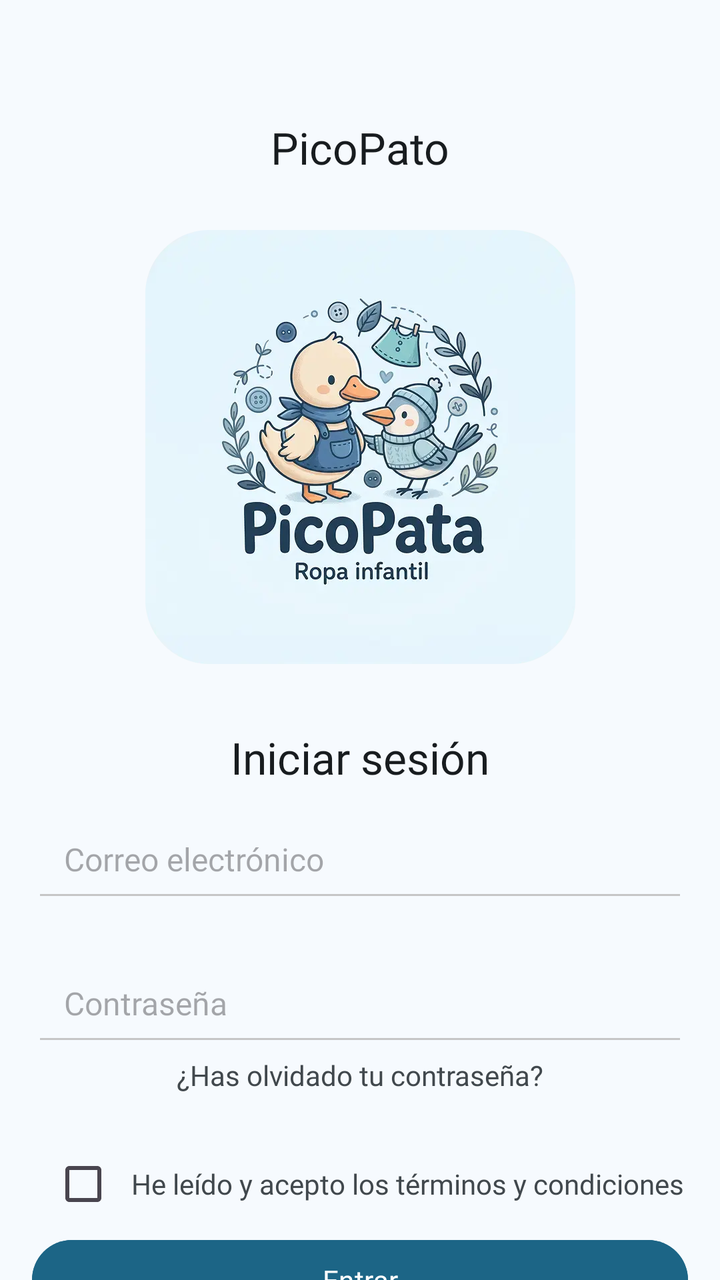
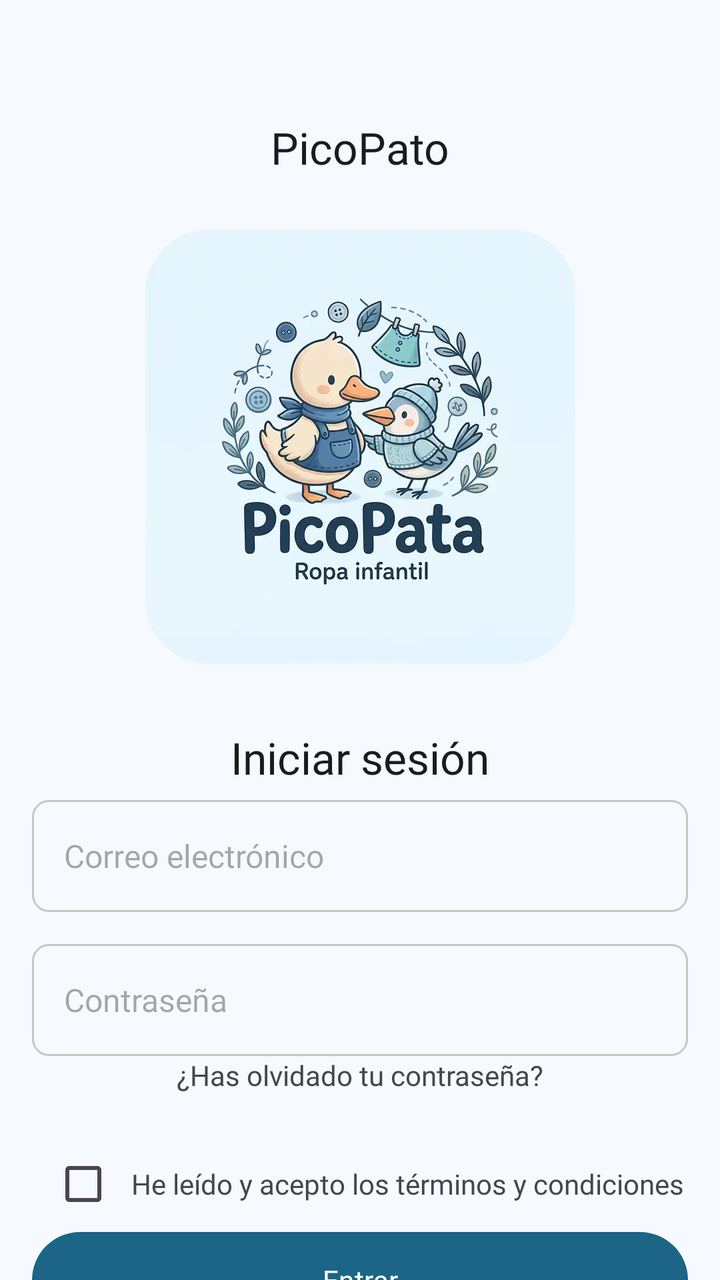

Before-and-after screenshots of an Android layout around one commit, followed by the original layout XML and the change that was made.
<!-- AndroidManifest.xml: application theme Theme.PicoPato -->
<!-- res/layout/activity_main.xml -->
<?xml version="1.0" encoding="utf-8"?>
<androidx.constraintlayout.widget.ConstraintLayout
    xmlns:android="http://schemas.android.com/apk/res/android"
    xmlns:app="http://schemas.android.com/apk/res-auto"
    android:id="@+id/main"
    android:layout_width="match_parent"
    android:layout_height="match_parent"
    android:background="@color/surface">

    <TextView
        android:id="@+id/tv_titulo"
        style="@style/TextoTitulo"
        android:layout_width="wrap_content"
        android:layout_height="wrap_content"
        android:layout_marginTop="59dp"
        android:text="@string/titulo"
        app:layout_constraintEnd_toEndOf="parent"
        app:layout_constraintStart_toStartOf="parent"
        app:layout_constraintTop_toTopOf="parent" />

    <ImageView
        android:id="@+id/iv_logo"
        android:layout_width="215dp"
        android:layout_height="217dp"
        android:layout_marginTop="115dp"
        android:src="@drawable/img_logo"
        app:layout_constraintEnd_toEndOf="parent"
        app:layout_constraintStart_toStartOf="parent"
        app:layout_constraintTop_toTopOf="parent" />

    <TextView
        android:id="@+id/tv_inicio"
        style="@style/TextoTitulo"
        android:layout_width="wrap_content"
        android:layout_height="wrap_content"
        android:layout_marginTop="364dp"
        android:text="@string/iniciar_sesion"
        app:layout_constraintEnd_toEndOf="parent"
        app:layout_constraintStart_toStartOf="parent"
        app:layout_constraintTop_toTopOf="parent" />

    <EditText
        android:id="@+id/et_correo"
        style="@style/TextoInput"
        android:layout_width="328dp"
        android:layout_height="56dp"
        android:layout_marginTop="400dp"
        android:hint="@string/hint_correo"
        android:paddingHorizontal="16dp"
        android:backgroundTint="@color/outline"
        app:layout_constraintEnd_toEndOf="parent"
        app:layout_constraintStart_toStartOf="parent"
        app:layout_constraintTop_toTopOf="parent" />

    <EditText
        android:id="@+id/et_contrasena"
        style="@style/TextoInput"
        android:layout_width="328dp"
        android:layout_height="56dp"
        android:layout_marginTop="472dp"
        android:hint="@string/hint_contrasena"
        android:paddingHorizontal="16dp"
        android:inputType="textPassword"
        android:backgroundTint="@color/outline"
        app:layout_constraintEnd_toEndOf="parent"
        app:layout_constraintStart_toStartOf="parent"
        app:layout_constraintTop_toTopOf="parent" />

    <TextView
        android:id="@+id/btn_olvido"
        style="@style/TextoSecundarioPequeño"
        android:layout_width="wrap_content"
        android:layout_height="wrap_content"
        android:layout_marginTop="528dp"
        android:text="@string/olvido_contrasena"
        app:layout_constraintEnd_toEndOf="parent"
        app:layout_constraintStart_toStartOf="parent"
        app:layout_constraintTop_toTopOf="parent" />

    
    <LinearLayout
        android:id="@+id/ly_terminos"
        android:layout_width="328dp"
        android:layout_height="48dp"
        android:layout_marginTop="568dp"
        android:gravity="center"
        android:orientation="horizontal"
        app:layout_constraintEnd_toEndOf="parent"
        app:layout_constraintStart_toStartOf="parent"
        app:layout_constraintTop_toTopOf="parent">

        <CheckBox
            android:id="@+id/cb_terminos"
            android:layout_width="wrap_content"
            android:layout_height="wrap_content" />

        <TextView
            android:id="@+id/tv_terminos"
            style="@style/TextoSecundarioPequeño"
            android:layout_width="wrap_content"
            android:layout_height="wrap_content"
            android:text="@string/terminos" />
    </LinearLayout>

    <Button
        android:id="@+id/btn_entrar"
        style="@style/TextoBotonPrimario"
        android:layout_width="328dp"
        android:layout_height="48dp"
        android:layout_marginTop="616dp"
        android:backgroundTint="@color/primary"
        android:text="@string/btn_entrar"
        app:layout_constraintEnd_toEndOf="parent"
        app:layout_constraintStart_toStartOf="parent"
        app:layout_constraintTop_toTopOf="parent" />

    <Button
        android:id="@+id/btn_google"
        style="@style/TextoBotonSecundario"
        android:layout_width="328dp"
        android:layout_height="48dp"
        android:layout_marginTop="680dp"
        android:backgroundTint="@color/tertiary_container"
        android:text="@string/btn_google"
        app:icon="@drawable/ic_google"
        app:iconGravity="textStart"
        app:iconTint="@null"
        app:layout_constraintEnd_toEndOf="parent"
        app:layout_constraintStart_toStartOf="parent"
        app:layout_constraintTop_toTopOf="parent" />

    
    <LinearLayout
        android:id="@+id/btn_registro"
        android:layout_width="328dp"
        android:layout_height="48dp"
        android:layout_marginTop="728dp"
        android:gravity="center"
        android:orientation="horizontal"
        app:layout_constraintEnd_toEndOf="parent"
        app:layout_constraintStart_toStartOf="parent"
        app:layout_constraintTop_toTopOf="parent">

        <TextView
            android:id="@+id/tv_no_cuenta"
            style="@style/TextoSecundarioPequeño"
            android:layout_width="wrap_content"
            android:layout_height="wrap_content"
            android:text="@string/no_cuenta" />
    </LinearLayout>

</androidx.constraintlayout.widget.ConstraintLayout>
<!-- resources referenced by this layout -->
<resources>
  <color name="outline">#FFC6C6C6</color>
  <color name="primary">#FF1C6586</color>
  <color name="surface">#FFF6FAFE</color>
  <color name="tertiary_container">#FFE6DEFF</color>
  <string name="btn_entrar">Entrar</string>
  <string name="btn_google">Continuar con Google</string>
  <string name="hint_contrasena">Contraseña</string>
  <string name="hint_correo">Correo electrónico</string>
  <string name="iniciar_sesion">Iniciar sesión</string>
  <string name="no_cuenta">¿No tienes cuenta? Regístrate</string>
  <string name="olvido_contrasena">¿Has olvidado tu contraseña?</string>
  <string name="terminos">He leído y acepto los términos y condiciones</string>
  <string name="titulo">PicoPato</string>
  <style name="TextoBotonPrimario">
          <item name="android:fontFamily">@font/roboto_medium</item>
          <item name="android:textSize">14sp</item>
          <item name="android:lineHeight">20sp</item>
          <item name="android:textColor">@color/on_primary</item>
      </style>
  <style name="TextoBotonSecundario">
          <item name="android:fontFamily">@font/roboto_medium</item>
          <item name="android:textSize">14sp</item>
          <item name="android:lineHeight">20sp</item>
          <item name="android:textColor">@color/on_surface</item>
      </style>
  <style name="TextoInput">
          <item name="android:fontFamily">@font/roboto_regular</item>
          <item name="android:textSize">16sp</item>
          <item name="android:lineHeight">24sp</item>
          <item name="android:textColor">@color/on_surface_variant</item>
      </style>
  <style name="TextoTitulo">
          <item name="android:fontFamily">@font/roboto_regular</item>
          <item name="android:textSize">22sp</item>
          <item name="android:lineHeight">32sp</item>
          <item name="android:textColor">@color/on_surface</item>
      </style>
  <style name="Theme.PicoPato" parent="Base.Theme.PicoPato" />
  <color name="on_primary">#FFFFFFFF</color>
  <color name="on_surface">#FF181C1F</color>
  <color name="on_surface_variant">#FF41484D</color>
  <style name="Base.Theme.PicoPato" parent="Theme.Material3.Light.NoActionBar">
          <item name="colorPrimary">@color/primary</item>
          <item name="android:colorBackground">@color/surface</item>
          <item name="colorSurface">@color/surface</item>
          <item name="colorOnSurface">@color/on_surface</item>
      </style>
  <!-- unchanged entries left out for length: 2 -->
</resources>

<!-- the commit's change to res/layout/activity_main.xml (unified diff, before → after) -->
@@ -47,7 +47,7 @@
         android:layout_marginTop="400dp"
         android:hint="@string/hint_correo"
         android:paddingHorizontal="16dp"
-        android:backgroundTint="@color/outline"
+        android:background="@drawable/bg_input_correo"
         app:layout_constraintEnd_toEndOf="parent"
         app:layout_constraintStart_toStartOf="parent"
         app:layout_constraintTop_toTopOf="parent" />
@@ -61,7 +61,7 @@
         android:hint="@string/hint_contrasena"
         android:paddingHorizontal="16dp"
         android:inputType="textPassword"
-        android:backgroundTint="@color/outline"
+        android:background="@drawable/bg_input_contrasena"
         app:layout_constraintEnd_toEndOf="parent"
         app:layout_constraintStart_toStartOf="parent"
         app:layout_constraintTop_toTopOf="parent" />
@@ -108,7 +108,8 @@
         android:layout_width="328dp"
         android:layout_height="48dp"
         android:layout_marginTop="616dp"
-        android:backgroundTint="@color/primary"
+        android:background="@drawable/bg_btn_entrar"
+        app:backgroundTint="@null"
         android:text="@string/btn_entrar"
         app:layout_constraintEnd_toEndOf="parent"
         app:layout_constraintStart_toStartOf="parent"
@@ -120,7 +121,8 @@
         android:layout_width="328dp"
         android:layout_height="48dp"
         android:layout_marginTop="680dp"
-        android:backgroundTint="@color/tertiary_container"
+        android:background="@drawable/bg_btn_google"
+        app:backgroundTint="@null"
         android:text="@string/btn_google"
         app:icon="@drawable/ic_google"
         app:iconGravity="textStart"
<!-- resource entries referenced after the edit -->
@@ -3,7 +3,33 @@
   <color name="outline">#FFC6C6C6</color>
   <color name="primary">#FF1C6586</color>
   <color name="surface">#FFF6FAFE</color>
-  <color name="tertiary_container">#FFE6DEFF</color>
+  <!-- drawable bg_btn_entrar (drawable) -->
+  <?xml version="1.0" encoding="utf-8"?>
+  <shape xmlns:android="http://schemas.android.com/apk/res/android" android:shape="rectangle">
+      <solid android:color="@color/primary" />
+      <corners android:radius="24dp" />
+  </shape>
+  <!-- drawable bg_btn_google (drawable) -->
+  <?xml version="1.0" encoding="utf-8"?>
+  <shape xmlns:android="http://schemas.android.com/apk/res/android" android:shape="rectangle">
+      <solid android:color="@android:color/transparent" />
+      <stroke android:width="1dp" android:color="@color/outline" />
+      <corners android:radius="24dp" />
+  </shape>
+  <!-- drawable bg_input_contrasena (drawable) -->
+  <?xml version="1.0" encoding="utf-8"?>
+  <shape xmlns:android="http://schemas.android.com/apk/res/android" android:shape="rectangle">
+      <solid android:color="@android:color/transparent" />
+      <stroke android:width="1dp" android:color="@color/outline" />
+      <corners android:radius="8dp" />
+  </shape>
+  <!-- drawable bg_input_correo (drawable) -->
+  <?xml version="1.0" encoding="utf-8"?>
+  <shape xmlns:android="http://schemas.android.com/apk/res/android" android:shape="rectangle">
+      <solid android:color="@android:color/transparent" />
+      <stroke android:width="1dp" android:color="@color/outline" />
+      <corners android:radius="8dp" />
+  </shape>
   <string name="btn_entrar">Entrar</string>
   <string name="btn_google">Continuar con Google</string>
   <string name="hint_contrasena">Contraseña</string>
